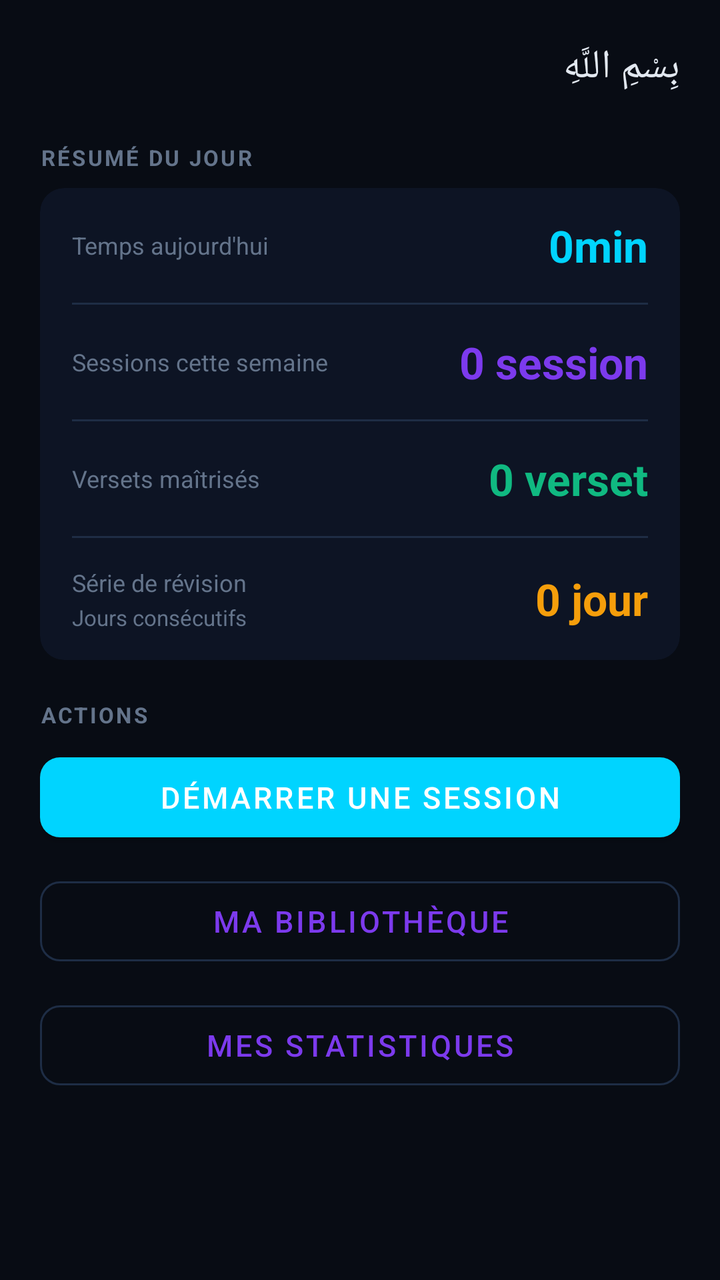
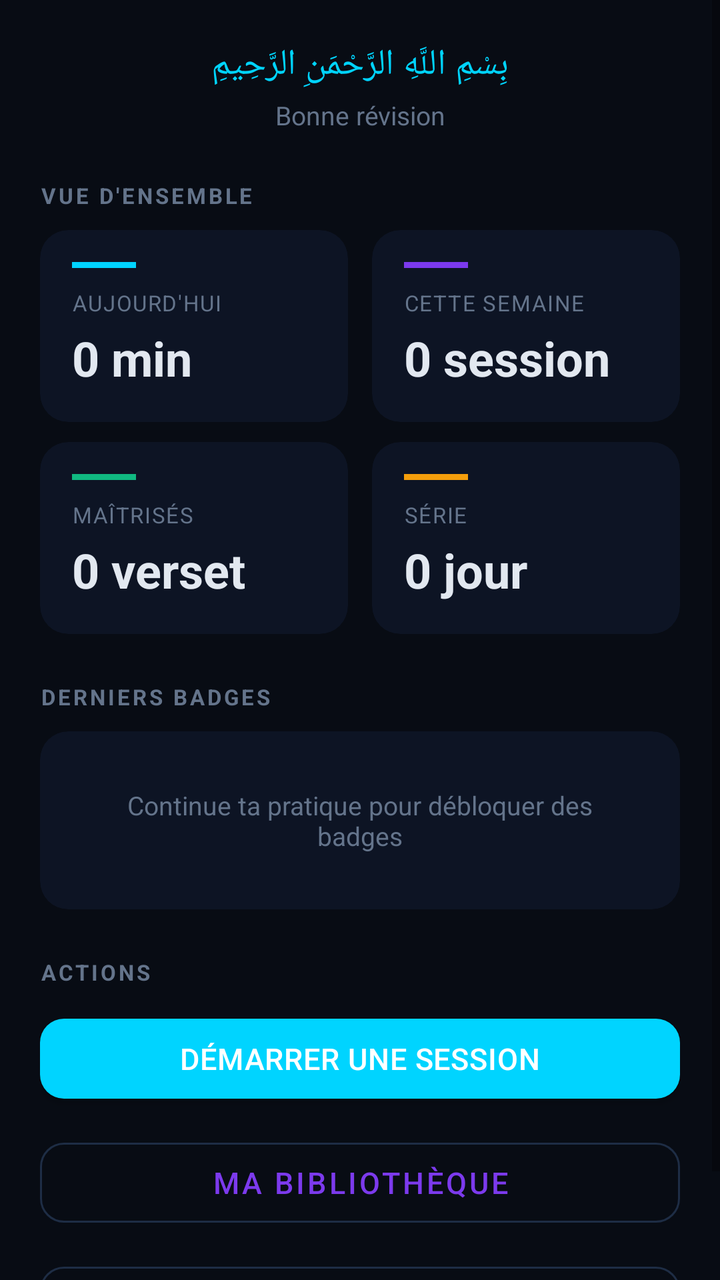

Screens rendered from an Android XML layout before and after an edit, with the pre-edit source and the edit as a unified diff.
<!-- AndroidManifest.xml: application theme Theme.HifzQuran -->
<!-- res/layout/fragment_home.xml -->
<?xml version="1.0" encoding="utf-8"?>
<ScrollView
    xmlns:android="http://schemas.android.com/apk/res/android"
    xmlns:app="http://schemas.android.com/apk/res-auto"
    android:layout_width="match_parent"
    android:layout_height="match_parent"
    android:background="@color/bg">

    <LinearLayout
        android:layout_width="match_parent"
        android:layout_height="wrap_content"
        android:orientation="vertical"
        android:padding="20dp">

        
        <TextView
            android:id="@+id/tvGreeting"
            android:layout_width="match_parent"
            android:layout_height="wrap_content"
            android:layout_marginBottom="24dp"
            android:text="بِسْمِ اللَّهِ"
            android:textColor="@color/text"
            android:textSize="20sp"
            android:lineSpacingExtra="6dp" />

        
        <TextView
            android:layout_width="wrap_content"
            android:layout_height="wrap_content"
            android:text="RÉSUMÉ DU JOUR"
            android:textColor="@color/muted"
            android:textSize="11sp"
            android:letterSpacing="0.1"
            android:textStyle="bold"
            android:layout_marginBottom="8dp" />

        <androidx.cardview.widget.CardView
            android:layout_width="match_parent"
            android:layout_height="wrap_content"
            android:layout_marginBottom="20dp"
            app:cardBackgroundColor="@color/surface"
            app:cardCornerRadius="12dp"
            app:cardElevation="0dp">

            <LinearLayout
                android:layout_width="match_parent"
                android:layout_height="wrap_content"
                android:orientation="vertical">

                
                <LinearLayout
                    android:layout_width="match_parent"
                    android:layout_height="wrap_content"
                    android:orientation="horizontal"
                    android:gravity="center_vertical"
                    android:paddingLeft="16dp"
                    android:paddingRight="16dp"
                    android:paddingTop="14dp"
                    android:paddingBottom="14dp">
                    <LinearLayout
                        android:layout_width="0dp"
                        android:layout_height="wrap_content"
                        android:layout_weight="1"
                        android:orientation="vertical">
                        <TextView
                            android:layout_width="wrap_content"
                            android:layout_height="wrap_content"
                            android:text="Temps aujourd'hui"
                            android:textColor="@color/muted"
                            android:textSize="12sp" />
                    </LinearLayout>
                    <TextView
                        android:id="@+id/tvTodayTime"
                        android:layout_width="wrap_content"
                        android:layout_height="wrap_content"
                        android:text="0min"
                        android:textColor="@color/accent"
                        android:textSize="22sp"
                        android:textStyle="bold" />
                </LinearLayout>

                <View
                    android:layout_width="match_parent"
                    android:layout_height="1dp"
                    android:layout_marginLeft="16dp"
                    android:layout_marginRight="16dp"
                    android:background="@color/border" />

                
                <LinearLayout
                    android:layout_width="match_parent"
                    android:layout_height="wrap_content"
                    android:orientation="horizontal"
                    android:gravity="center_vertical"
                    android:paddingLeft="16dp"
                    android:paddingRight="16dp"
                    android:paddingTop="14dp"
                    android:paddingBottom="14dp">
                    <LinearLayout
                        android:layout_width="0dp"
                        android:layout_height="wrap_content"
                        android:layout_weight="1"
                        android:orientation="vertical">
                        <TextView
                            android:layout_width="wrap_content"
                            android:layout_height="wrap_content"
                            android:text="Sessions cette semaine"
                            android:textColor="@color/muted"
                            android:textSize="12sp" />
                    </LinearLayout>
                    <TextView
                        android:id="@+id/tvWeekSessions"
                        android:layout_width="wrap_content"
                        android:layout_height="wrap_content"
                        android:text="0 session"
                        android:textColor="@color/accent2"
                        android:textSize="22sp"
                        android:textStyle="bold" />
                </LinearLayout>

                <View
                    android:layout_width="match_parent"
                    android:layout_height="1dp"
                    android:layout_marginLeft="16dp"
                    android:layout_marginRight="16dp"
                    android:background="@color/border" />

                
                <LinearLayout
                    android:layout_width="match_parent"
                    android:layout_height="wrap_content"
                    android:orientation="horizontal"
                    android:gravity="center_vertical"
                    android:paddingLeft="16dp"
                    android:paddingRight="16dp"
                    android:paddingTop="14dp"
                    android:paddingBottom="14dp">
                    <LinearLayout
                        android:layout_width="0dp"
                        android:layout_height="wrap_content"
                        android:layout_weight="1"
                        android:orientation="vertical">
                        <TextView
                            android:layout_width="wrap_content"
                            android:layout_height="wrap_content"
                            android:text="Versets maîtrisés"
                            android:textColor="@color/muted"
                            android:textSize="12sp" />
                    </LinearLayout>
                    <TextView
                        android:id="@+id/tvMastered"
                        android:layout_width="wrap_content"
                        android:layout_height="wrap_content"
                        android:text="0 verset"
                        android:textColor="@color/accent3"
                        android:textSize="22sp"
                        android:textStyle="bold" />
                </LinearLayout>

                <View
                    android:layout_width="match_parent"
                    android:layout_height="1dp"
                    android:layout_marginLeft="16dp"
                    android:layout_marginRight="16dp"
                    android:background="@color/border" />

                
                <LinearLayout
                    android:layout_width="match_parent"
                    android:layout_height="wrap_content"
                    android:orientation="horizontal"
                    android:gravity="center_vertical"
                    android:paddingLeft="16dp"
                    android:paddingRight="16dp"
                    android:paddingTop="14dp"
                    android:paddingBottom="14dp">
                    <LinearLayout
                        android:layout_width="0dp"
                        android:layout_height="wrap_content"
                        android:layout_weight="1"
                        android:orientation="vertical">
                        <TextView
                            android:layout_width="wrap_content"
                            android:layout_height="wrap_content"
                            android:text="Série de révision"
                            android:textColor="@color/muted"
                            android:textSize="12sp" />
                        <TextView
                            android:layout_width="wrap_content"
                            android:layout_height="wrap_content"
                            android:text="Jours consécutifs"
                            android:textColor="@color/muted"
                            android:textSize="11sp"
                            android:layout_marginTop="2dp" />
                    </LinearLayout>
                    <TextView
                        android:id="@+id/tvStreak"
                        android:layout_width="wrap_content"
                        android:layout_height="wrap_content"
                        android:text="0 jour"
                        android:textColor="@color/warn"
                        android:textSize="22sp"
                        android:textStyle="bold" />
                </LinearLayout>

            </LinearLayout>
        </androidx.cardview.widget.CardView>

        
        <TextView
            android:layout_width="wrap_content"
            android:layout_height="wrap_content"
            android:text="ACTIONS"
            android:textColor="@color/muted"
            android:textSize="11sp"
            android:letterSpacing="0.1"
            android:textStyle="bold"
            android:layout_marginBottom="8dp" />

        <com.google.android.material.button.MaterialButton
            android:id="@+id/btnStartSession"
            android:layout_width="match_parent"
            android:layout_height="52dp"
            android:layout_marginBottom="10dp"
            android:text="Démarrer une session"
            android:textSize="15sp"
            app:backgroundTint="@color/accent"
            app:cornerRadius="10dp" />

        <com.google.android.material.button.MaterialButton
            android:id="@+id/btnMySourates"
            android:layout_width="match_parent"
            android:layout_height="52dp"
            android:layout_marginBottom="10dp"
            android:text="Ma bibliothèque"
            android:textSize="15sp"
            style="@style/Widget.MaterialComponents.Button.OutlinedButton"
            app:strokeColor="@color/border"
            app:cornerRadius="10dp" />

        <com.google.android.material.button.MaterialButton
            android:id="@+id/btnStats"
            android:layout_width="match_parent"
            android:layout_height="52dp"
            android:text="Mes statistiques"
            android:textSize="15sp"
            style="@style/Widget.MaterialComponents.Button.OutlinedButton"
            app:strokeColor="@color/border"
            app:cornerRadius="10dp" />

    </LinearLayout>
</ScrollView>
<!-- resources referenced by this layout -->
<resources>
  <color name="accent">#00d4ff</color>
  <color name="accent2">#7c3aed</color>
  <color name="accent3">#10b981</color>
  <color name="bg">#080c14</color>
  <color name="border">#1e2d45</color>
  <color name="muted">#64748b</color>
  <color name="surface">#0d1424</color>
  <color name="text">#e2e8f0</color>
  <color name="warn">#f59e0b</color>
  <style name="Theme.HifzQuran" parent="Theme.MaterialComponents.DayNight.NoActionBar">
          <item name="colorPrimary">@color/accent2</item>
          <item name="colorPrimaryVariant">@color/accent</item>
          <item name="colorOnPrimary">@color/white</item>
          <item name="colorSecondary">@color/accent</item>
          <item name="colorOnSecondary">@color/bg</item>
          <item name="android:windowBackground">@color/bg</item>
          <item name="android:statusBarColor">@color/bg</item>
          <item name="android:navigationBarColor">@color/bg</item>
          <item name="android:textColor">@color/text</item>
      </style>
  <color name="white">#FFFFFF</color>
</resources>

<!-- the commit's change to res/layout/fragment_home.xml (unified diff, before → after) -->
@@ -13,209 +13,270 @@
         android:padding="20dp">
 
         
-        <TextView
-            android:id="@+id/tvGreeting"
-            android:layout_width="match_parent"
-            android:layout_height="wrap_content"
-            android:layout_marginBottom="24dp"
-            android:text="بِسْمِ اللَّهِ"
-            android:textColor="@color/text"
-            android:textSize="20sp"
-            android:lineSpacingExtra="6dp" />
+        <LinearLayout
+            android:layout_width="match_parent"
+            android:layout_height="wrap_content"
+            android:orientation="vertical"
+            android:layout_marginBottom="24dp">
+
+            <TextView
+                android:id="@+id/tvGreeting"
+                android:layout_width="match_parent"
+                android:layout_height="wrap_content"
+                android:text="بِسْمِ اللَّهِ الرَّحْمَنِ الرَّحِيمِ"
+                android:textColor="@color/accent"
+                android:textSize="18sp"
+                android:fontFamily="serif"
+                android:gravity="center"
+                android:layout_marginBottom="4dp" />
+
+            <TextView
+                android:id="@+id/tvSubGreeting"
+                android:layout_width="match_parent"
+                android:layout_height="wrap_content"
+                android:text="Bonne révision"
+                android:textColor="@color/muted"
+                android:textSize="13sp"
+                android:gravity="center" />
+        </LinearLayout>
 
         
         <TextView
             android:layout_width="wrap_content"
             android:layout_height="wrap_content"
-            android:text="RÉSUMÉ DU JOUR"
+            android:text="VUE D'ENSEMBLE"
             android:textColor="@color/muted"
             android:textSize="11sp"
-            android:letterSpacing="0.1"
+            android:letterSpacing="0.12"
             android:textStyle="bold"
-            android:layout_marginBottom="8dp" />
-
-        <androidx.cardview.widget.CardView
-            android:layout_width="match_parent"
-            android:layout_height="wrap_content"
-            android:layout_marginBottom="20dp"
-            app:cardBackgroundColor="@color/surface"
-            app:cardCornerRadius="12dp"
-            app:cardElevation="0dp">
-
-            <LinearLayout
-                android:layout_width="match_parent"
-                android:layout_height="wrap_content"
-                android:orientation="vertical">
-
-                
+            android:layout_marginBottom="10dp" />
+
+        <LinearLayout
+            android:layout_width="match_parent"
+            android:layout_height="wrap_content"
+            android:orientation="horizontal"
+            android:layout_marginBottom="10dp"
+            android:weightSum="2">
+
+            
+            <androidx.cardview.widget.CardView
+                android:layout_width="0dp"
+                android:layout_height="wrap_content"
+                android:layout_weight="1"
+                android:layout_marginEnd="6dp"
+                app:cardBackgroundColor="@color/surface"
+                app:cardCornerRadius="14dp"
+                app:cardElevation="0dp">
                 <LinearLayout
                     android:layout_width="match_parent"
                     android:layout_height="wrap_content"
-                    android:orientation="horizontal"
-                    android:gravity="center_vertical"
-                    android:paddingLeft="16dp"
-                    android:paddingRight="16dp"
-                    android:paddingTop="14dp"
-                    android:paddingBottom="14dp">
-                    <LinearLayout
-                        android:layout_width="0dp"
-                        android:layout_height="wrap_content"
-                        android:layout_weight="1"
-                        android:orientation="vertical">
-                        <TextView
-                            android:layout_width="wrap_content"
-                            android:layout_height="wrap_content"
-                            android:text="Temps aujourd'hui"
-                            android:textColor="@color/muted"
-                            android:textSize="12sp" />
-                    </LinearLayout>
+                    android:orientation="vertical"
+                    android:padding="16dp">
+                    <View
+                        android:layout_width="32dp"
+                        android:layout_height="3dp"
+                        android:background="@color/accent"
+                        android:layout_marginBottom="10dp" />
+                    <TextView
+                        android:layout_width="wrap_content"
+                        android:layout_height="wrap_content"
+                        android:text="Aujourd'hui"
+                        android:textColor="@color/muted"
+                        android:textSize="11sp"
+                        android:textAllCaps="true"
+                        android:letterSpacing="0.05" />
                     <TextView
                         android:id="@+id/tvTodayTime"
                         android:layout_width="wrap_content"
                         android:layout_height="wrap_content"
-                        android:text="0min"
-                        android:textColor="@color/accent"
-                        android:textSize="22sp"
-                        android:textStyle="bold" />
+                        android:text="0 min"
+                        android:textColor="@color/text"
+                        android:textSize="24sp"
+                        android:textStyle="bold"
+                        android:layout_marginTop="4dp" />
                 </LinearLayout>
-
-                <View
-                    android:layout_width="match_parent"
-                    android:layout_height="1dp"
-                    android:layout_marginLeft="16dp"
-                    android:layout_marginRight="16dp"
-                    android:background="@color/border" />
-
-                
+            </androidx.cardview.widget.CardView>
+
+            
+            <androidx.cardview.widget.CardView
+                android:layout_width="0dp"
+                android:layout_height="wrap_content"
+                android:layout_weight="1"
+                android:layout_marginStart="6dp"
+                app:cardBackgroundColor="@color/surface"
+                app:cardCornerRadius="14dp"
+                app:cardElevation="0dp">
                 <LinearLayout
                     android:layout_width="match_parent"
                     android:layout_height="wrap_content"
-                    android:orientation="horizontal"
-                    android:gravity="center_vertical"
-                    android:paddingLeft="16dp"
-                    android:paddingRight="16dp"
-                    android:paddingTop="14dp"
-                    android:paddingBottom="14dp">
-                    <LinearLayout
-                        android:layout_width="0dp"
-                        android:layout_height="wrap_content"
-                        android:layout_weight="1"
-                        android:orientation="vertical">
-                        <TextView
-                            android:layout_width="wrap_content"
-                            android:layout_height="wrap_content"
-                            android:text="Sessions cette semaine"
-                            android:textColor="@color/muted"
-                            android:textSize="12sp" />
-                    </LinearLayout>
+                    android:orientation="vertical"
+                    android:padding="16dp">
+                    <View
+                        android:layout_width="32dp"
+                        android:layout_height="3dp"
+                        android:background="@color/accent2"
+                        android:layout_marginBottom="10dp" />
+                    <TextView
+                        android:layout_width="wrap_content"
+                        android:layout_height="wrap_content"
+                        android:text="Cette semaine"
+                        android:textColor="@color/muted"
+                        android:textSize="11sp"
+                        android:textAllCaps="true"
+                        android:letterSpacing="0.05" />
                     <TextView
                         android:id="@+id/tvWeekSessions"
                         android:layout_width="wrap_content"
                         android:layout_height="wrap_content"
                         android:text="0 session"
-                        android:textColor="@color/accent2"
-                        android:textSize="22sp"
-                        android:textStyle="bold" />
+                        android:textColor="@color/text"
+                        android:textSize="24sp"
+                        android:textStyle="bold"
+                        android:layout_marginTop="4dp" />
                 </LinearLayout>
-
-                <View
-                    android:layout_width="match_parent"
-                    android:layout_height="1dp"
-                    android:layout_marginLeft="16dp"
-                    android:layout_marginRight="16dp"
-                    android:background="@color/border" />
-
-                
+            </androidx.cardview.widget.CardView>
+        </LinearLayout>
+
+        <LinearLayout
+            android:layout_width="match_parent"
+            android:layout_height="wrap_content"
+            android:orientation="horizontal"
+            android:layout_marginBottom="24dp"
+            android:weightSum="2">
+
+            
+            <androidx.cardview.widget.CardView
+                android:layout_width="0dp"
+                android:layout_height="wrap_content"
+                android:layout_weight="1"
+                android:layout_marginEnd="6dp"
+                app:cardBackgroundColor="@color/surface"
+                app:cardCornerRadius="14dp"
+                app:cardElevation="0dp">
                 <LinearLayout
                     android:layout_width="match_parent"
                     android:layout_height="wrap_content"
-                    android:orientation="horizontal"
-                    android:gravity="center_vertical"
-                    android:paddingLeft="16dp"
-                    android:paddingRight="16dp"
-                    android:paddingTop="14dp"
-                    android:paddingBottom="14dp">
-                    <LinearLayout
-                        android:layout_width="0dp"
-                        android:layout_height="wrap_content"
-                        android:layout_weight="1"
-                        android:orientation="vertical">
-                        <TextView
-                            android:layout_width="wrap_content"
-                            android:layout_height="wrap_content"
-                            android:text="Versets maîtrisés"
-                            android:textColor="@color/muted"
-                            android:textSize="12sp" />
-                    </LinearLayout>
+                    android:orientation="vertical"
+                    android:padding="16dp">
+                    <View
+                        android:layout_width="32dp"
+                        android:layout_height="3dp"
+                        android:background="@color/accent3"
+                        android:layout_marginBottom="10dp" />
+                    <TextView
+                        android:layout_width="wrap_content"
+                        android:layout_height="wrap_content"
+                        android:text="Maîtrisés"
+                        android:textColor="@color/muted"
+                        android:textSize="11sp"
+                        android:textAllCaps="true"
+                        android:letterSpacing="0.05" />
                     <TextView
                         android:id="@+id/tvMastered"
                         android:layout_width="wrap_content"
                         android:layout_height="wrap_content"
                         android:text="0 verset"
-                        android:textColor="@color/accent3"
-                        android:textSize="22sp"
-                        android:textStyle="bold" />
+                        android:textColor="@color/text"
+                        android:textSize="24sp"
+                        android:textStyle="bold"
+                        android:layout_marginTop="4dp" />
                 </LinearLayout>
-
-                <View
-                    android:layout_width="match_parent"
-                    android:layout_height="1dp"
-                    android:layout_marginLeft="16dp"
-                    android:layout_marginRight="16dp"
-                    android:background="@color/border" />
-
-                
+            </androidx.cardview.widget.CardView>
+
+            
+            <androidx.cardview.widget.CardView
+                android:layout_width="0dp"
+                android:layout_height="wrap_content"
+                android:layout_weight="1"
+                android:layout_marginStart="6dp"
+                app:cardBackgroundColor="@color/surface"
+                app:cardCornerRadius="14dp"
+                app:cardElevation="0dp">
                 <LinearLayout
                     android:layout_width="match_parent"
                     android:layout_height="wrap_content"
-                    android:orientation="horizontal"
-                    android:gravity="center_vertical"
-                    android:paddingLeft="16dp"
-                    android:paddingRight="16dp"
-                    android:paddingTop="14dp"
-                    android:paddingBottom="14dp">
-                    <LinearLayout
-                        android:layout_width="0dp"
-                        android:layout_height="wrap_content"
-                        android:layout_weight="1"
-                        android:orientation="vertical">
-                        <TextView
-                            android:layout_width="wrap_content"
-                            android:layout_height="wrap_content"
-                            android:text="Série de révision"
-                            android:textColor="@color/muted"
-                            android:textSize="12sp" />
-                        <TextView
-                            android:layout_width="wrap_content"
-                            android:layout_height="wrap_content"
-                            android:text="Jours consécutifs"
-                            android:textColor="@color/muted"
-                            android:textSize="11sp"
-                            android:layout_marginTop="2dp" />
-                    </LinearLayout>
+                    android:orientation="vertical"
+                    android:padding="16dp">
+                    <View
+                        android:layout_width="32dp"
+                        android:layout_height="3dp"
+                        android:background="@color/warn"
+                        android:layout_marginBottom="10dp" />
+                    <TextView
+                        android:layout_width="wrap_content"
+                        android:layout_height="wrap_content"
+                        android:text="Série"
+                        android:textColor="@color/muted"
+                        android:textSize="11sp"
+                        android:textAllCaps="true"
+                        android:letterSpacing="0.05" />
                     <TextView
                         android:id="@+id/tvStreak"
                         android:layout_width="wrap_content"
                         android:layout_height="wrap_content"
                         android:text="0 jour"
-                        android:textColor="@color/warn"
-                        android:textSize="22sp"
-                        android:textStyle="bold" />
+                        android:textColor="@color/text"
+                        android:textSize="24sp"
+                        android:textStyle="bold"
+                        android:layout_marginTop="4dp" />
                 </LinearLayout>
-
-            </LinearLayout>
-        </androidx.cardview.widget.CardView>
+            </androidx.cardview.widget.CardView>
+        </LinearLayout>
 
         
         <TextView
             android:layout_width="wrap_content"
             android:layout_height="wrap_content"
+            android:text="DERNIERS BADGES"
+            android:textColor="@color/muted"
+            android:textSize="11sp"
+            android:letterSpacing="0.12"
+            android:textStyle="bold"
+            android:layout_marginBottom="10dp" />
+
+        <androidx.cardview.widget.CardView
+            android:layout_width="match_parent"
+            android:layout_height="wrap_content"
+            android:layout_marginBottom="24dp"
+            app:cardBackgroundColor="@color/surface"
+            app:cardCornerRadius="14dp"
+            app:cardElevation="0dp">
+
+            <LinearLayout
+                android:layout_width="match_parent"
+                android:layout_height="wrap_content"
+                android:orientation="vertical"
+                android:padding="16dp">
+
+                <androidx.recyclerview.widget.RecyclerView
+                    android:id="@+id/rvBadges"
+                    android:layout_width="match_parent"
+                    android:layout_height="wrap_content"
+                    android:nestedScrollingEnabled="false" />
+
+                <TextView
+                    android:id="@+id/tvNoBadges"
+                    android:layout_width="match_parent"
+                    android:layout_height="wrap_content"
+                    android:text="Continue ta pratique pour débloquer des badges"
+                    android:textColor="@color/muted"
+                    android:textSize="13sp"
+                    android:gravity="center"
+                    android:padding="12dp"
+                    android:visibility="visible" />
+            </LinearLayout>
+        </androidx.cardview.widget.CardView>
+
+        
+        <TextView
+            android:layout_width="wrap_content"
+            android:layout_height="wrap_content"
             android:text="ACTIONS"
             android:textColor="@color/muted"
             android:textSize="11sp"
-            android:letterSpacing="0.1"
+            android:letterSpacing="0.12"
             android:textStyle="bold"
-            android:layout_marginBottom="8dp" />
+            android:layout_marginBottom="10dp" />
 
         <com.google.android.material.button.MaterialButton
             android:id="@+id/btnStartSession"
@@ -224,8 +285,9 @@
             android:layout_marginBottom="10dp"
             android:text="Démarrer une session"
             android:textSize="15sp"
+            android:letterSpacing="0.02"
             app:backgroundTint="@color/accent"
-            app:cornerRadius="10dp" />
+            app:cornerRadius="12dp" />
 
         <com.google.android.material.button.MaterialButton
             android:id="@+id/btnMySourates"
@@ -236,17 +298,17 @@
             android:textSize="15sp"
             style="@style/Widget.MaterialComponents.Button.OutlinedButton"
             app:strokeColor="@color/border"
-            app:cornerRadius="10dp" />
+            app:cornerRadius="12dp" />
 
         <com.google.android.material.button.MaterialButton
             android:id="@+id/btnStats"
             android:layout_width="match_parent"
             android:layout_height="52dp"
-            android:text="Mes statistiques"
+            android:text="Statistiques détaillées"
             android:textSize="15sp"
             style="@style/Widget.MaterialComponents.Button.OutlinedButton"
             app:strokeColor="@color/border"
-            app:cornerRadius="10dp" />
+            app:cornerRadius="12dp" />
 
     </LinearLayout>
 </ScrollView>
